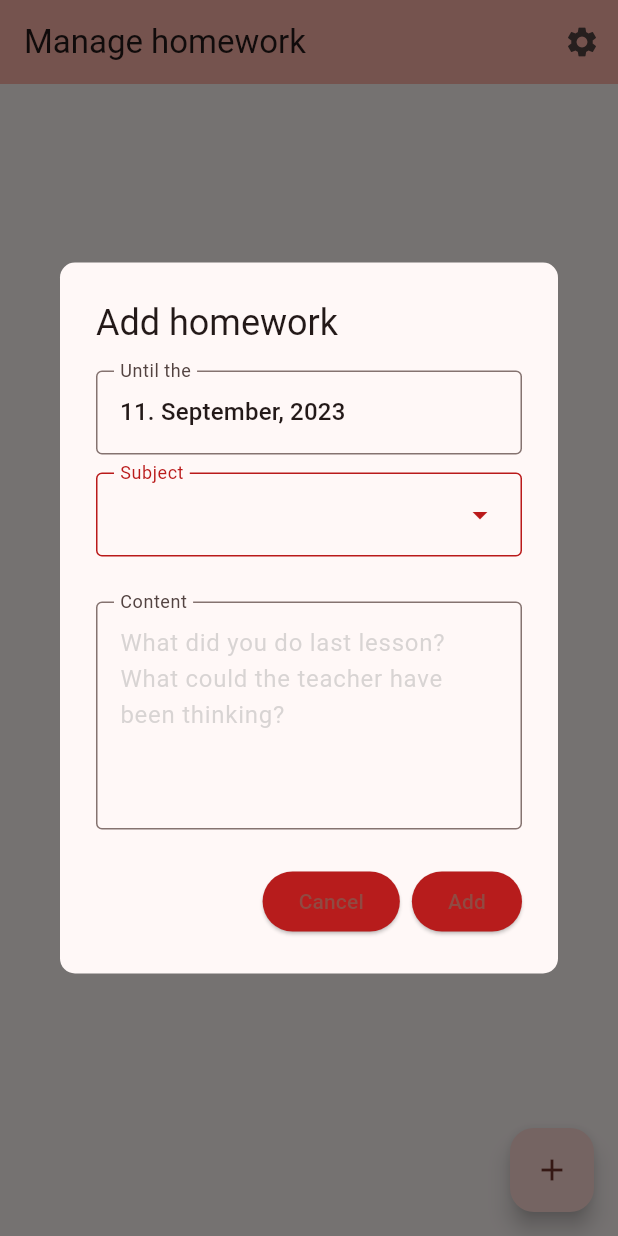
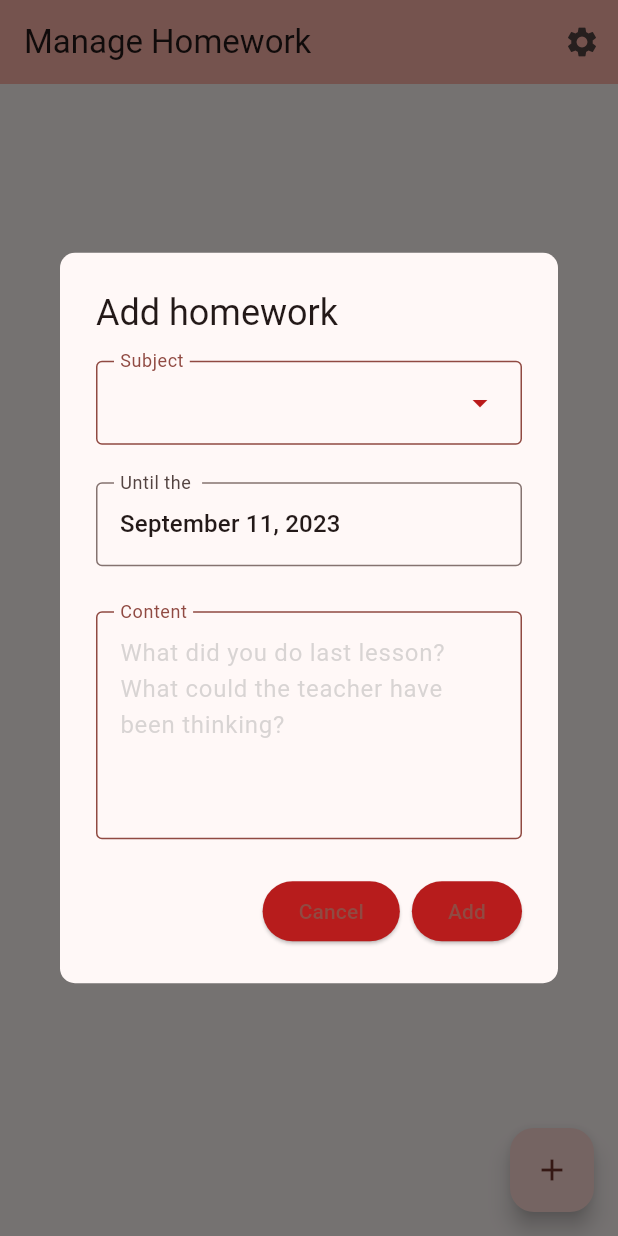
Before and after one commit to RandomModderJDK/hw_manager_flutter, a Flutter app: the screen it shows after launch, after a tap on the "add" icon, on a phone screen of 412 x 824 dp. Run offline on Flutter 3.47's test engine with Material 3 defaults, Android fonts, the phone set to English and light mode, and no system bars; drawn by our look-alikes of date_field; our stand-ins replace image_picker, settings_ui, shared_preferences, sqflite_common_ffi; accounts and stored records are empty; generated files the repository leaves out were written again.

Commit message:
Added internationalization

```diff
--- /dev/null
+++ b/l10n.yaml
@@ -0,0 +1,3 @@
+arb-dir: lib/l10n
+template-arb-file: app_en.arb
+output-localization-file: app_localizations.dart
--- a/lib/dialogs/dialog_homework_form.dart
+++ b/lib/dialogs/dialog_homework_form.dart
@@ -1,6 +1,7 @@
 import 'package:date_field/date_field.dart';
 import 'package:flutter/foundation.dart';
 import 'package:flutter/material.dart';
+import 'package:flutter_gen/gen_l10n/app_localizations.dart';
 import 'package:hw_manager_flutter/sqlite.dart';
 import 'package:intl/intl.dart';
 
@@ -10,12 +11,7 @@ class HomeworkFormDialog extends StatefulWidget {
   final String cancel;
   final Homework? homework;
 
-  const HomeworkFormDialog(
-      {super.key,
-      required this.title,
-      required this.submit,
-      required this.cancel,
-      this.homework});
+  const HomeworkFormDialog({super.key, required this.title, required this.submit, required this.cancel, this.homework});
 
   @override
   State<HomeworkFormDialog> createState() => _HomeworkFormDialogState();
@@ -87,7 +83,7 @@ class _HomeworkFormDialogState extends State<HomeworkFormDialog> {
           style: ElevatedButton.styleFrom(backgroundColor: Colors.red.shade900),
           onPressed: () {
             if (_subjectController.text.isEmpty) {
-              setState(() => subjectErrorText = "Enter Subject!");
+              setState(() => subjectErrorText = AppLocalizations.of(context)!.dialogHWSubjectValidator);
             }
             if (!formKey.currentState!.validate()) return;
             if (_subjectController.text.isEmpty) return;
@@ -141,25 +137,13 @@ class HomeworkFormContent extends StatelessWidget {
         mainAxisSize: MainAxisSize.min,
         crossAxisAlignment: CrossAxisAlignment.stretch,
         children: <Widget>[
-          DateTimeField(
-            onDateSelected: onDateSelected,
-            selectedDate: dateSelected,
-            mode: DateTimeFieldPickerMode.date,
-            decoration: const InputDecoration(
-              labelText: "Until the",
-              floatingLabelBehavior: FloatingLabelBehavior.always,
-              border: OutlineInputBorder(),
-            ),
-            initialDate: DateTime(2023, 8),
-            dateFormat: DateFormat("dd. MMMM, yyyy"),
-            use24hFormat: true,
-          ),
-          const SizedBox(height: 12),
-          Row(mainAxisSize: MainAxisSize.max, children: [
+          Row(mainAxisSize: MainAxisSize.min, children: [
             Expanded(
                 child: FutureBuilder(
                     future: DBHelper().retrieveSubjects(),
-                    builder: (context, snapshot) => DropdownMenu(
+                    builder: (context, snapshot) {
+                      final bool isError = subjectErrorText != "";
+                      return DropdownMenu(
                           expandedInsets: EdgeInsets.zero,
                           controller: subjectController,
                           onSelected: (v) {},
@@ -167,32 +151,64 @@ class HomeworkFormContent extends StatelessWidget {
                           enableSearch: true,
                           errorText: subjectErrorText,
                           requestFocusOnTap: true,
-                        label: const Text("Subject"),
-                        inputDecorationTheme: const InputDecorationTheme(
+                          label: Text(AppLocalizations.of(context)!.dialogHWSubject),
+                          inputDecorationTheme: InputDecorationTheme(
+                            labelStyle: TextStyle(color: Theme.of(context).colorScheme.primary),
                             floatingLabelBehavior: FloatingLabelBehavior.always,
-                          border: OutlineInputBorder(),
+                            border: MaterialStateOutlineInputBorder.resolveWith((_) {
+                              final Color color = isError
+                                  ? Color.alphaBlend(Theme.of(context).colorScheme.primary.withAlpha(125),
+                                      Theme.of(context).colorScheme.inversePrimary)
+                                  : Theme.of(context).colorScheme.primary;
+                              return OutlineInputBorder(borderSide: BorderSide(color: color));
+                            }),
+                            errorStyle: TextStyle(color: Theme.of(context).colorScheme.inversePrimary),
+                            errorBorder: OutlineInputBorder(
+                                borderSide: BorderSide(
+                                    color: isError
+                                        ? Theme.of(context).colorScheme.inversePrimary
+                                        : Theme.of(context).colorScheme.primary)),
                           ),
                           dropdownMenuEntries: snapshot.data != null
-                            ? snapshot.data!
-                                .map((s) => DropdownMenuEntry(
-                                    value: s.name, label: s.name))
-                                .toList()
-                            : [])))
+                              ? snapshot.data!.map((s) => DropdownMenuEntry(value: s.name, label: s.name)).toList()
+                              : []);
+                    }))
           ]),
-          const SizedBox(height: 10),
+          const SizedBox(height: 5),
+          DateTimeField(
+            onDateSelected: onDateSelected,
+            selectedDate: dateSelected,
+            mode: DateTimeFieldPickerMode.date,
+            decoration: InputDecoration(
+              labelText: AppLocalizations.of(context)!.dateTimeFieldLabel,
+              floatingLabelBehavior: FloatingLabelBehavior.always,
+              border: const OutlineInputBorder(),
+            ),
+            initialDate: DateTime(2023, 8),
+            dateFormat: DateFormat.yMMMMd(),
+            use24hFormat: true,
+          ),
+          const SizedBox(height: 30),
           TextFormField(
             controller: contentController,
-            validator: (value) =>
-                value!.isEmpty ? "Enter homework content!" : null,
+            validator: (value) => value!.isEmpty ? AppLocalizations.of(context)!.dialogHWContentValidator : null,
             maxLines: 5,
             decoration: InputDecoration(
-              labelText: "Content",
+                labelText: AppLocalizations.of(context)!.dialogHWContent,
+                labelStyle: TextStyle(color: Theme.of(context).colorScheme.primary),
                 floatingLabelBehavior: FloatingLabelBehavior.always,
-              border: const OutlineInputBorder(),
+                border: MaterialStateOutlineInputBorder.resolveWith((Set<MaterialState> states) {
+                  final Color color = states.contains(MaterialState.error)
+                      ? Color.alphaBlend(Theme.of(context).colorScheme.primary.withAlpha(125),
+                          Theme.of(context).colorScheme.inversePrimary)
+                      : Theme.of(context).colorScheme.primary;
+                  return OutlineInputBorder(borderSide: BorderSide(color: color));
+                }),
                 hintStyle: TextStyle(color: Colors.grey.withOpacity(0.40)),
-              hintText:
-                  "What did you do last lesson?\nWhat could the teacher have been thinking?",
-            ),
+                hintText: AppLocalizations.of(context)!.dialogHWContentHint,
+                errorStyle: TextStyle(color: Theme.of(context).colorScheme.inversePrimary),
+                errorBorder:
+                    OutlineInputBorder(borderSide: BorderSide(color: Theme.of(context).colorScheme.inversePrimary))),
           ),
         ],
       ),
--- a/lib/main.dart
+++ b/lib/main.dart
@@ -1,5 +1,6 @@
 import 'package:flutter/foundation.dart';
 import 'package:flutter/material.dart';
+import 'package:flutter_gen/gen_l10n/app_localizations.dart';
 import 'package:hw_manager_flutter/routes/home_route.dart';
 import 'package:hw_manager_flutter/shared_preferences.dart';
 
@@ -14,8 +15,7 @@ class HWMApp extends StatefulWidget {
   HWMAppState createState() => HWMAppState();
 
   /// InheritedWidget style accessor to our State object.
-  static HWMAppState of(BuildContext context) =>
-      context.findAncestorStateOfType<HWMAppState>()!;
+  static HWMAppState of(BuildContext context) => context.findAncestorStateOfType<HWMAppState>()!;
 }
 
 class HWMAppState extends State<HWMApp> {
@@ -36,17 +36,17 @@ class HWMAppState extends State<HWMApp> {
     return MaterialApp(
       title: 'HWM',
       debugShowCheckedModeBanner: false,
+      localizationsDelegates: AppLocalizations.localizationsDelegates,
+      supportedLocales: AppLocalizations.supportedLocales,
       theme: ThemeData(
-        dialogTheme: const DialogTheme(
-            shape: RoundedRectangleBorder(
-                borderRadius: BorderRadius.all(Radius.circular(10)))),
+        dialogTheme:
+            const DialogTheme(shape: RoundedRectangleBorder(borderRadius: BorderRadius.all(Radius.circular(10)))),
         colorScheme: ColorScheme.fromSeed(seedColor: Colors.red),
         useMaterial3: true,
       ),
       darkTheme: ThemeData(
-        dialogTheme: const DialogTheme(
-            shape: RoundedRectangleBorder(
-                borderRadius: BorderRadius.all(Radius.circular(10)))),
+        dialogTheme:
+            const DialogTheme(shape: RoundedRectangleBorder(borderRadius: BorderRadius.all(Radius.circular(10)))),
         colorScheme: ColorScheme.fromSeed(
           brightness: Brightness.dark,
           seedColor: Colors.red.shade900,
@@ -56,7 +56,7 @@ class HWMAppState extends State<HWMApp> {
       ),
       themeMode: _themeMode,
       // device controls theme
-      home: const HomeRoute(title: 'Manage homework'),
+      home: const HomeRoute(),
     );
   }
 
--- a/lib/routes/home_route.dart
+++ b/lib/routes/home_route.dart
@@ -1,19 +1,19 @@
 import 'package:flutter/foundation.dart';
 import 'package:flutter/material.dart';
+import 'package:flutter_gen/gen_l10n/app_localizations.dart';
 import 'package:hw_manager_flutter/dialogs/dialog_homework_form.dart';
 import 'package:hw_manager_flutter/my_listview.dart';
 import 'package:hw_manager_flutter/routes/settings_route.dart';
 import 'package:hw_manager_flutter/sqlite.dart';
+import 'package:intl/date_symbol_data_local.dart';
+import 'package:intl/intl.dart';
 
 import '../list_tiles.dart';
 
 class HomeRoute extends StatefulWidget {
-  const HomeRoute({super.key, required this.title});
+  const HomeRoute({super.key});
 
-  static HomeRouteState? of(BuildContext context) =>
-      context.findAncestorStateOfType<HomeRouteState>();
-
-  final String title;
+  static HomeRouteState? of(BuildContext context) => context.findAncestorStateOfType<HomeRouteState>();
 
   @override
   State<HomeRoute> createState() => HomeRouteState();
@@ -35,9 +35,9 @@ class HomeRouteState extends State<HomeRoute> {
                           context: context,
                           builder: (context) => HomeworkFormDialog(
                             homework: snapshot.data![position],
-                            title: 'Edit homework',
-                            submit: 'Edit',
-                            cancel: 'Cancel',
+                            title: AppLocalizations.of(context)!.dialogHWEditTitle,
+                            submit: AppLocalizations.of(context)!.dialogHWEdit,
+                            cancel: AppLocalizations.of(context)!.dialogHWEditCancel,
                           ),
                         ).then((v) {
                           if (v ?? false) setState(() {});
@@ -50,14 +50,12 @@ class HomeRouteState extends State<HomeRoute> {
                       setState(() {
                         ScaffoldMessenger.of(context).showSnackBar(
                           SnackBar(
-                            content:
-                                Text("Deleted ${hw.id} (${hw.subject.name})"),
+                            content: Text("Deleted ${hw.id} (${hw.subject.name})"),
                             action: SnackBarAction(
                                 label: "UNDO",
-                                onPressed: () => Future.wait([
-                                      DBHelper().insertHomework(hw),
-                                      DBHelper().insertHWPages(pages)
-                                    ]).then((value) => setState(() {}))),
+                                onPressed: () =>
+                                    Future.wait([DBHelper().insertHomework(hw), DBHelper().insertHWPages(pages)])
+                                        .then((value) => setState(() {}))),
                           ),
                         );
                       });
@@ -66,10 +64,7 @@ class HomeRouteState extends State<HomeRoute> {
             return const Center(
                 child: Column(
                     mainAxisAlignment: MainAxisAlignment.center,
-                    children: <Widget>[
-                  CircularProgressIndicator(),
-                  Text('Loading Database...\nMaybe check logs?')
-                ]));
+                    children: <Widget>[CircularProgressIndicator(), Text('Loading Database...\nMaybe check logs?')]));
           }
         });
   }
@@ -85,35 +80,36 @@ class HomeRouteState extends State<HomeRoute> {
 
   @override
   Widget build(BuildContext context) {
+    Intl.defaultLocale = Localizations.localeOf(context).languageCode;
+    initializeDateFormatting();
     if (kDebugMode) {
       print("REBUILD");
     }
     return Scaffold(
       appBar: AppBar(
           backgroundColor: Theme.of(context).colorScheme.inversePrimary,
-          title: Text(widget.title),
+          title: Text(AppLocalizations.of(context)!.homeTitle),
           actions: <Widget>[
             IconButton(
                 icon: const Icon(Icons.settings),
                 onPressed: () => Navigator.push(
                       context,
-                      MaterialPageRoute(
-                          builder: (context) => const SettingsRoute()),
+                      MaterialPageRoute(builder: (context) => const SettingsRoute()),
                     ))
           ]),
       body: hwListWidget(),
       floatingActionButton: FloatingActionButton(
         onPressed: () async => showDialog(
           context: context,
-          builder: (context) => const HomeworkFormDialog(
-            title: 'Add homework',
-            submit: 'Add',
-            cancel: 'Cancel',
+          builder: (context) => HomeworkFormDialog(
+            title: AppLocalizations.of(context)!.dialogHWAddTitle,
+            submit: AppLocalizations.of(context)!.dialogHWAdd,
+            cancel: AppLocalizations.of(context)!.dialogHWAddCancel,
           ),
         ).then((v) {
           if (v ?? false) setState(() {});
         }),
-        tooltip: 'Add homework',
+        tooltip: AppLocalizations.of(context)!.dialogHWAddTitle,
         child: const Icon(Icons.add),
       ),
     );
--- a/pubspec.yaml
+++ b/pubspec.yaml
@@ -79,6 +79,8 @@ flutter:
   # the material Icons class.
   uses-material-design: true
 
+  generate: true
+
   # To add assets to your application, add an assets section, like this:
   # assets:
   #   - images/a_dot_burr.jpeg
```
Also changed, not shown: lib/dialogs/dialog_delete_form.dart (+19 -32 lines), lib/l10n/app_de.arb (added, +35 -0 lines), lib/l10n/app_en.arb (added, +164 -0 lines), lib/list_tiles.dart (+15 -10 lines), lib/routes/image_viewer_route.dart (+27 -12 lines), pubspec.lock. Lines whose indentation alone changed are shown as unchanged.
